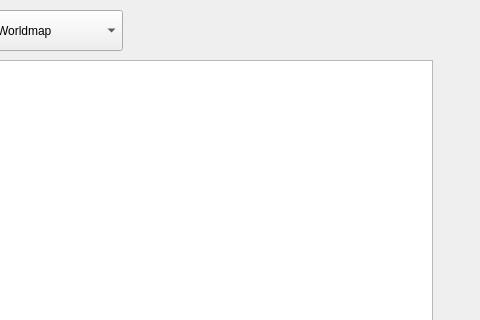
Qt form mainwindow.ui (CemalYet/PathPlanner) before a commit; both pictures show x 758 to 1238 and y 0 to 320 of the 1238 by 793 pixel window.
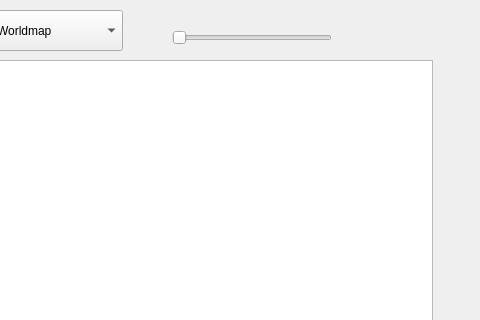
The same form after that commit. Icons and pictures are not drawn.

The edit to the form file:
```diff
--- a/mainwindow.ui
+++ b/mainwindow.ui
@@ -242,6 +242,19 @@
      </property>
     </item>
    </widget>
+   <widget class="QSlider" name="horizontalSlider">
+    <property name="geometry">
+     <rect>
+      <x>930</x>
+      <y>30</y>
+      <width>160</width>
+      <height>16</height>
+     </rect>
+    </property>
+    <property name="orientation">
+     <enum>Qt::Horizontal</enum>
+    </property>
+   </widget>
   </widget>
   <widget class="QMenuBar" name="menubar">
    <property name="geometry">
```
